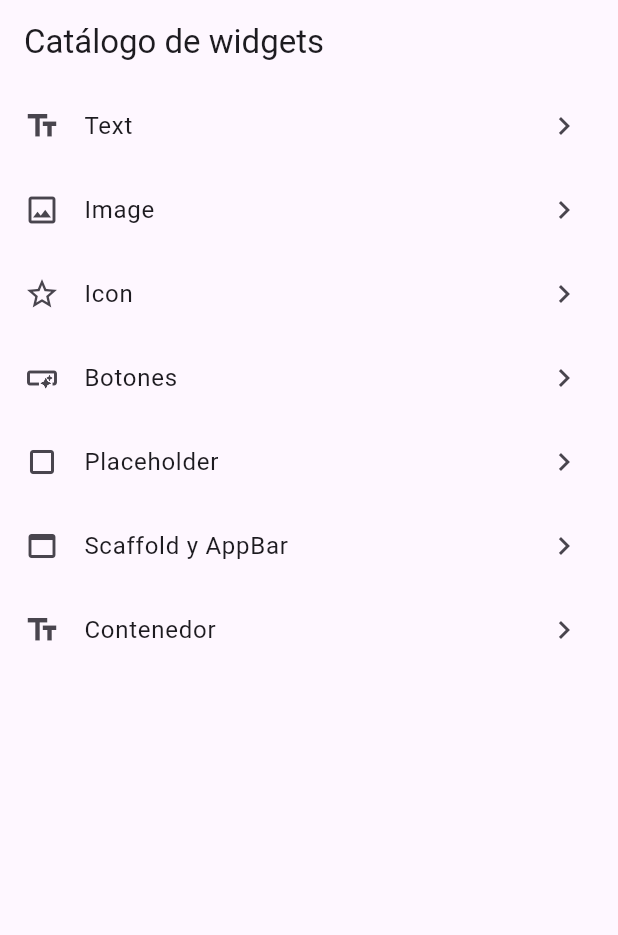
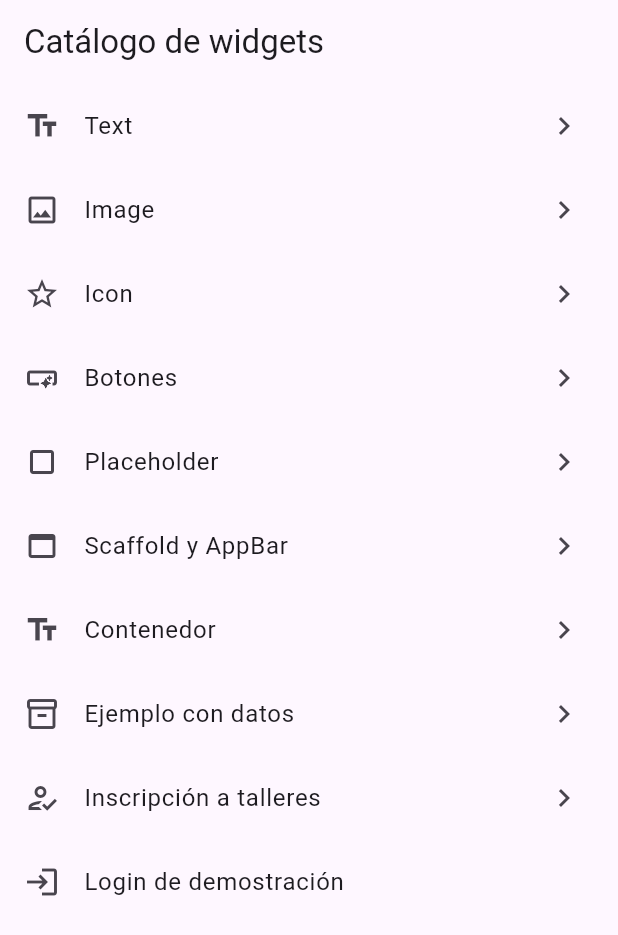
Before and after one commit to Dani-MV07/catalogo_widgets_flutter, a Flutter app: the screen it shows after launch, on a phone screen of 412 x 824 dp. Shown: the top 935 px of the screen. Run offline on Flutter 3.47's test engine with Material 3 defaults, Android fonts, the phone set to English and light mode, and no system bars.

Commit message:
Integra demos en el catálogo

```diff
--- a/lib/ui/catalogo/ui/catalogo_pantalla.dart
+++ b/lib/ui/catalogo/ui/catalogo_pantalla.dart
@@ -1,4 +1,8 @@
+import 'package:catalogo_widget_flutter/data/repositories/articulos_repository.dart';
+import 'package:catalogo_widget_flutter/data/services/articulos_local_service.dart';
 import 'package:catalogo_widget_flutter/ui/catalogo/ui/contenedores_1_ejemplos_pantalla.dart';
+import 'package:catalogo_widget_flutter/ui/prestamos/ui/ejemplo_datos_pantalla.dart';
+import 'package:catalogo_widget_flutter/ui/inscripcion/ui/inscripcion_ejemplo_pantalla.dart';
 import 'package:flutter/material.dart';
 
 import 'text_ejemplos_pantalla.dart';
@@ -101,6 +105,43 @@ class CatalogoPantalla extends StatelessWidget {
               );
             },
           ),
+          ListTile(
+            leading: const Icon(Icons.inventory_2_outlined),
+            title: const Text('Ejemplo con datos'),
+            trailing: const Icon(Icons.chevron_right),
+            onTap: () {
+              Navigator.of(context).push(
+                MaterialPageRoute<void>(
+                  builder: (context) => EjemploDatosPantalla(
+                    repository: ArticulosRepository(
+                      service: const ArticulosLocalService(),
+                    ),
+                  ),
+                ),
+              );
+            },
+          ),
+          ListTile(
+            leading: const Icon(Icons.how_to_reg_outlined),
+            title: const Text('Inscripción a talleres'),
+            trailing: const Icon(Icons.chevron_right),
+            onTap: () {
+              Navigator.of(context).push(
+                MaterialPageRoute<void>(
+                  builder: (context) => const InscripcionEjemploPantalla(),
+                ),
+              );
+            },
+          ),
+          ListTile(
+            leading: const Icon(Icons.login),
+            title: const Text('Login de demostración'),
+            onTap: () => Navigator.of(context).push<void>(
+              MaterialPageRoute<void>(
+                builder: (_) => const InscripcionEjemploPantalla(),
+              ),
+            ),
+          ),
         ],
       ),
     );
```
